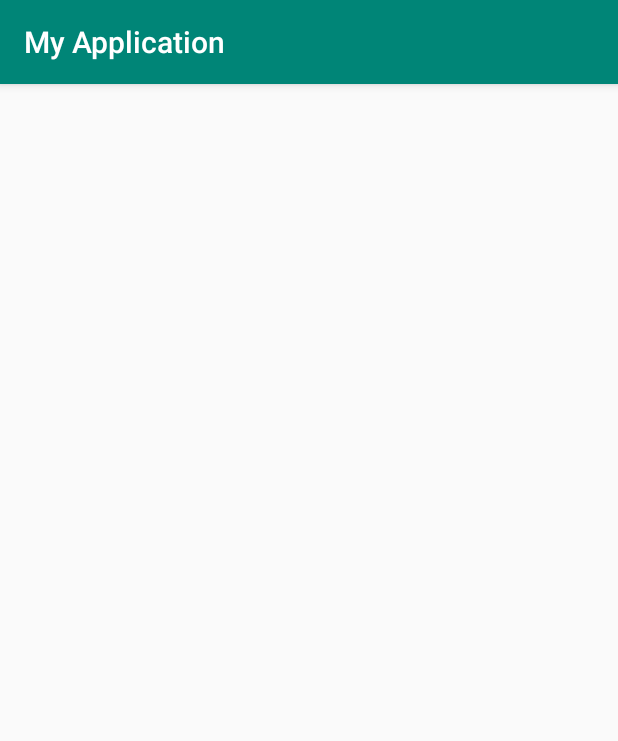
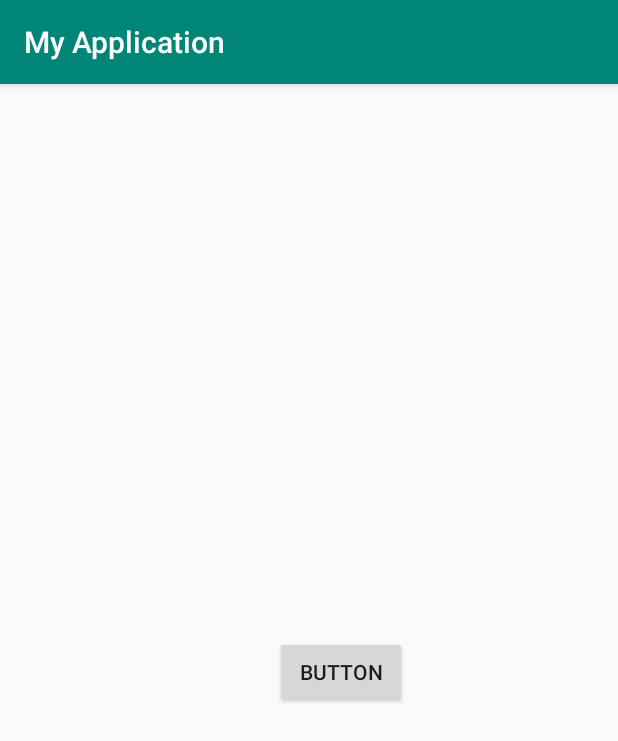
Before and after one commit to dimaty26/AndroidKotlinMaterialDesign, an Android app: the MainActivity2 screen opened directly, with no data from a screen before it, on a phone screen of 412 x 824 dp. Shown: the top 741 px of the screen. Run offline under Robolectric (Android 15) with nearby library versions, the phone set to English and light mode, and no system bars.

Commit message:
Initial commit

```diff
--- a/app/src/main/res/layout/activity_main.xml
+++ b/app/src/main/res/layout/activity_main.xml
@@ -6,4 +6,15 @@
     android:layout_height="match_parent"
     tools:context=".MainActivity2">
 
+    <Button
+        android:id="@+id/button"
+        android:layout_width="wrap_content"
+        android:layout_height="wrap_content"
+        android:layout_marginStart="183dp"
+        android:layout_marginTop="349dp"
+        android:layout_marginBottom="334dp"
+        android:text="Button"
+        app:layout_constraintBottom_toBottomOf="parent"
+        app:layout_constraintStart_toStartOf="parent"
+        app:layout_constraintTop_toTopOf="parent" />
 </androidx.constraintlayout.widget.ConstraintLayout>
```
